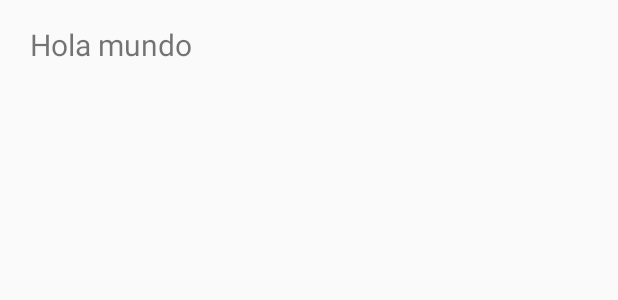
After one commit to RodoQuezada/EcoGarden, an Android app: the layout activity_second.xml on its own in the app's theme, with its tools: preview values and no code run, on a phone screen of 412 x 824 dp. The commit adds this screen. Shown: the top 300 px of the screen. Run offline under Robolectric (Android 15) with nearby library versions, the phone set to English and light mode, and no system bars.

Commit message:
second commit
no me acuerdo, pero cambie un par de cosas

```diff
--- a/app/src/main/AndroidManifest.xml
+++ b/app/src/main/AndroidManifest.xml
@@ -26,7 +26,8 @@
                 <category android:name="android.intent.category.LAUNCHER" />
             </intent-filter>
         </activity>
-        <activity android:name=".Tareas_basicas"></activity>
+        <activity android:name=".Tareas_basicas" />
+        <activity android:name=".SecondActivity"></activity>
     </application>
 
 </manifest>
--- /dev/null
+++ b/app/src/main/res/layout/activity_second.xml
@@ -0,0 +1,22 @@
+<?xml version="1.0" encoding="utf-8"?>
+<android.support.constraint.ConstraintLayout xmlns:android="http://schemas.android.com/apk/res/android"
+    xmlns:app="http://schemas.android.com/apk/res-auto"
+    xmlns:tools="http://schemas.android.com/tools"
+    android:layout_width="match_parent"
+    android:layout_height="match_parent"
+    tools:context="com.tallerdeandroid.ecogarden_app.SecondActivity">
+
+    <TextView
+        android:id="@+id/textViewPresentacion"
+        android:layout_width="0dp"
+        android:layout_height="56dp"
+        android:text="Hola mundo"
+        android:textSize="20dp"
+        android:paddingLeft="20dp"
+        tools:layout_constraintTop_creator="1"
+        android:layout_marginTop="16dp"
+        app:layout_constraintLeft_toLeftOf="parent"
+        app:layout_constraintTop_toTopOf="parent"
+        app:layout_constraintRight_toRightOf="parent"
+        app:layout_constraintHorizontal_bias="0.872" />
+</android.support.constraint.ConstraintLayout>
```
Also changed, not shown: app/src/main/java/com/tallerdeandroid/ecogarden_app/MainActivity.java (+19 -0 lines), app/src/main/java/com/tallerdeandroid/ecogarden_app/SecondActivity.java (added, +29 -0 lines), app/src/main/res/layout/activity_tareas_basicas.xml (+8 -7 lines), app/src/main/res/layout/content_main.xml (+70 -24 lines), app/src/main/res/drawable/icons8-calendario-128.png (added), app/src/main/res/drawable/icons8-idea-128.png (added), app/src/main/res/drawable/icons8-planta-en-maceta-100.png (added), app/src/main/res/drawable/icons8-siembra-manual-100.png (added), app/src/main/res/drawable/icons8-tijeras-de-jardín-100.png (added), app/src/main/res/drawable/icons8-trabajador-de-caminos-100.png (added), 14 other files.
